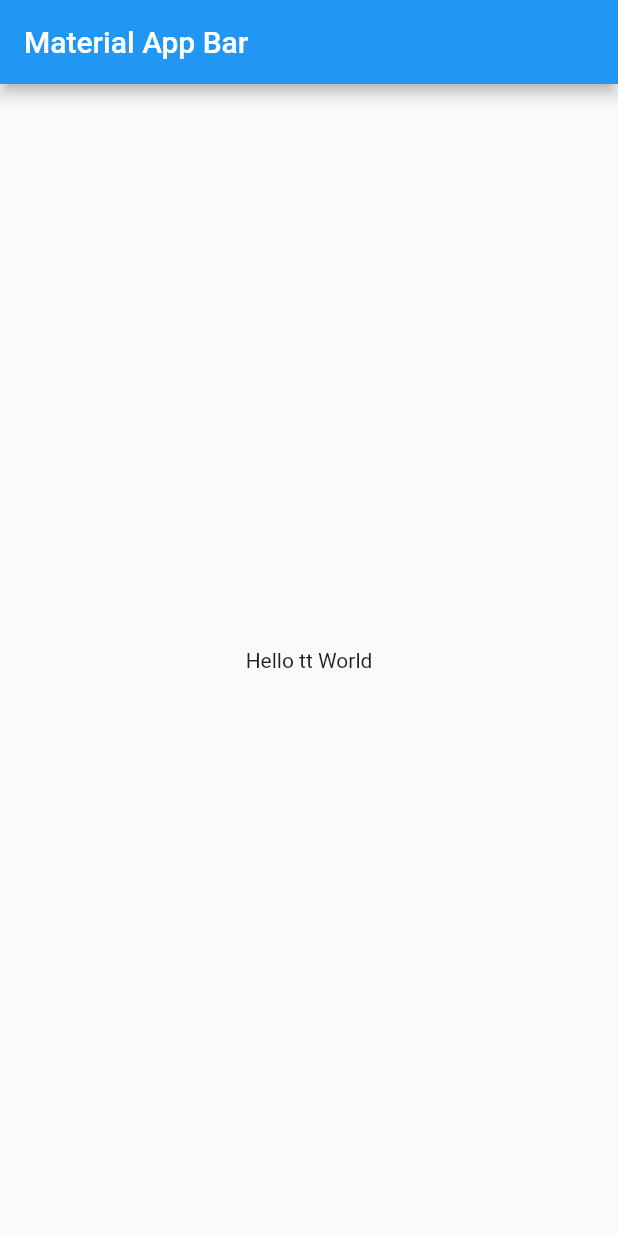
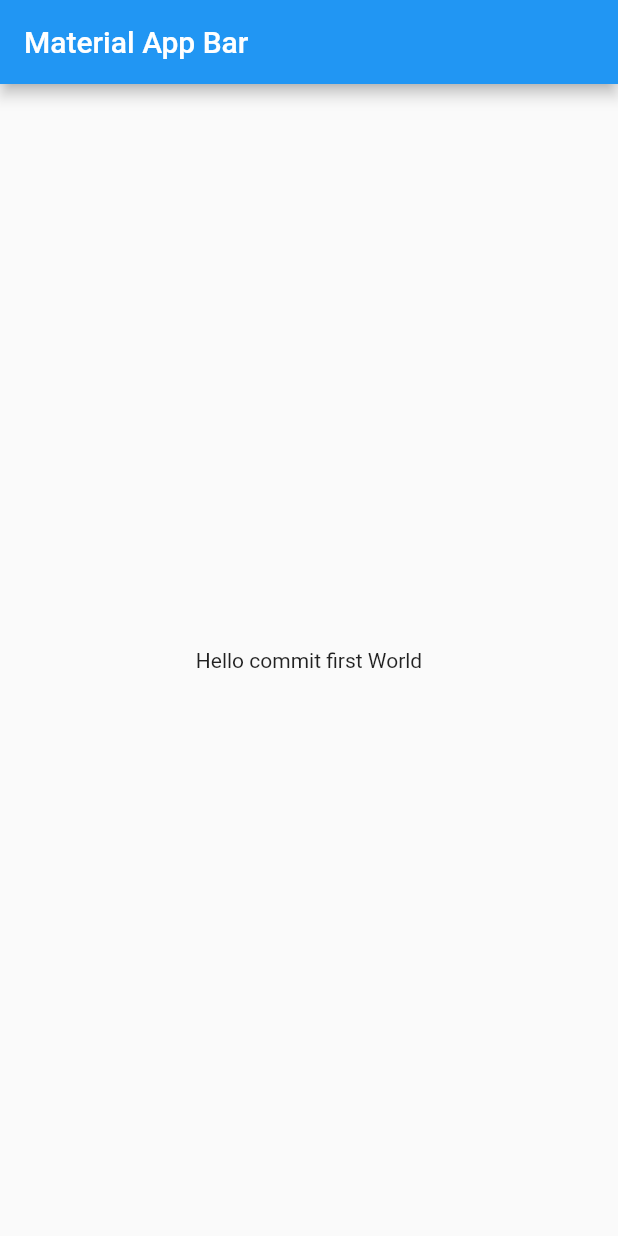
Before and after one commit to poseidonTest/testFlutter1, a Flutter app: the screen it shows after launch, on a phone screen of 412 x 824 dp. Run offline on Flutter 3.47's test engine with Material 2 defaults, Android fonts, the light colour scheme and no system bars.

Commit message:
second commit

```diff
--- a/lib/main.dart
+++ b/lib/main.dart
@@ -13,7 +13,7 @@ class MyApp extends StatelessWidget {
         ),
         body: Center(
           child: Container(
-            child: Text('Hello tt World'),
+            child: Text('Hello commit first World'),
           ),
         ),
       ),
```
